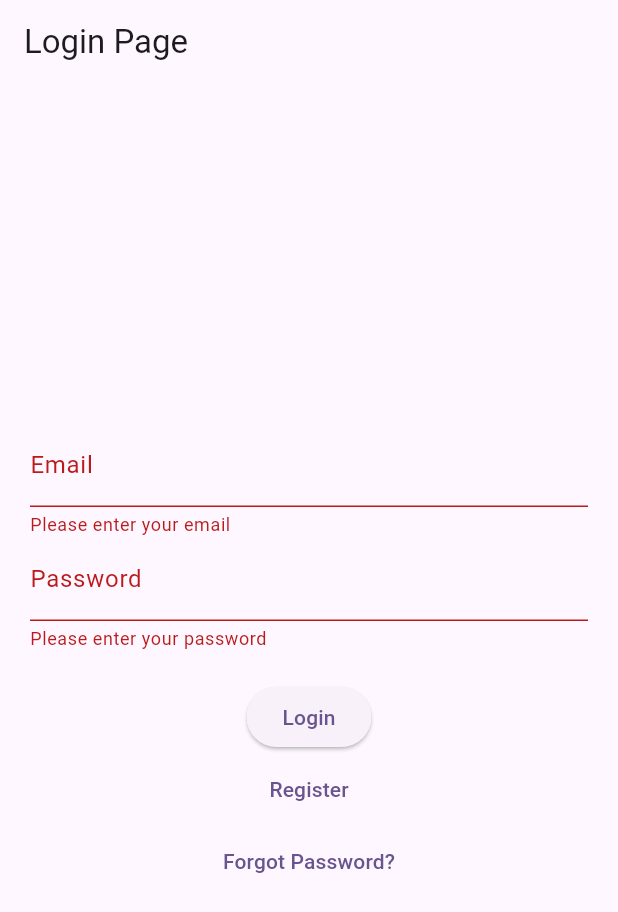
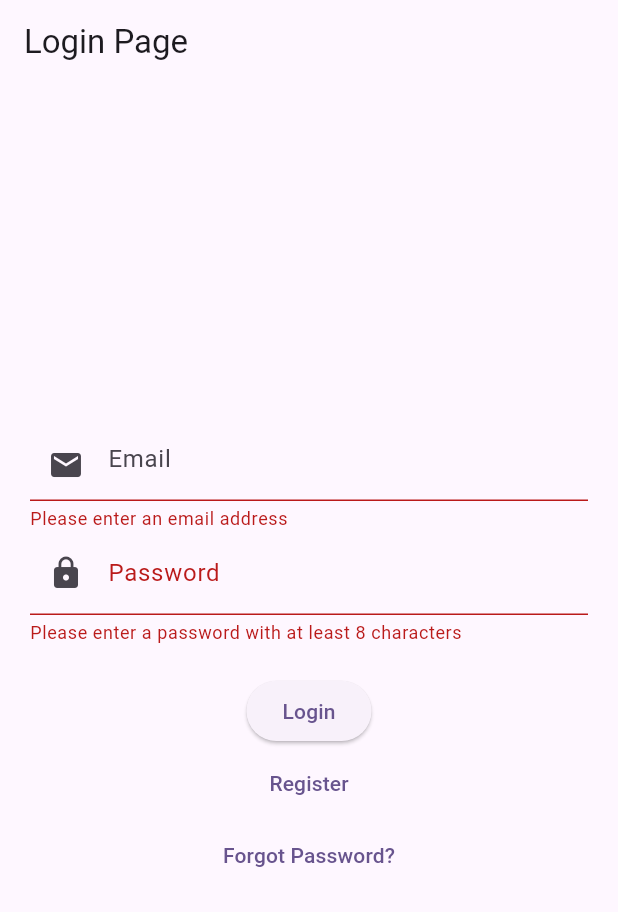
Before and after one commit to moriesdeo/belajar-flutter, a Flutter app: the screen it shows after launch, after a tap on "Login", on a phone screen of 412 x 824 dp. Shown: the top 912 px of the screen. Run offline on Flutter 3.47's test engine with Material 3 defaults, Android fonts, the phone set to English and light mode, and no system bars; our stand-ins replace dio, flutter_secure_storage, get_it.

```diff
--- a/lib/main.dart
+++ b/lib/main.dart
@@ -1,6 +1,7 @@
 import 'package:belajar_flutter/data/data_sources.dart';
 import 'package:belajar_flutter/domain/entities.dart';
 import 'package:belajar_flutter/domain/viewmodel.dart';
+import 'package:belajar_flutter/presentation/componentui.dart';
 import 'package:belajar_flutter/presentation/screens.dart';
 import 'package:flutter/material.dart';
 
@@ -41,8 +42,8 @@ class LoginPage extends StatefulWidget {
 
 class _LoginPageState extends State<LoginPage> {
   final _formKey = GlobalKey<FormState>();
-  String _email = '';
-  String _password = '';
+  final _passwordController = TextEditingController();
+  final _emailValidationModel = ValidationModel(null, null);
 
   MyViewModel viewModel = getit<MyViewModel>();
 
@@ -54,20 +55,21 @@ class _LoginPageState extends State<LoginPage> {
 
   void login(String email, String password) async {
     LoginResponse success = await viewModel.login(email, password);
-    print("Post was successful: ${success.loginResult.name}");
+    if (success.error == false) {
+      Navigator.push(
+          context, MaterialPageRoute(builder: (context) => RegisterPage()));
+    }
   }
 
   @override
   void dispose() {
-    // Dispose viewModel if needed, or handle any cleanup
     super.dispose();
   }
 
   void _submit() {
     if (_formKey.currentState!.validate()) {
       _formKey.currentState!.save();
-      // Logika untuk Login
-      print('Email: $_email, Password: $_password');
+      login(_emailValidationModel.value!, _passwordController.text);
     }
   }
 
@@ -80,26 +82,26 @@ class _LoginPageState extends State<LoginPage> {
         child: Column(
           mainAxisAlignment: MainAxisAlignment.center,
           children: <Widget>[
-            TextFormField(
-              decoration: const InputDecoration(labelText: 'Email'),
+            CustomInputEmail(
+              hintText: 'Email',
+              onSaved: (value) {
+                _emailValidationModel.value = value;
+              },
+              validationModel: _emailValidationModel,
+              prefIcon: const Icon(Icons.email),
+            ),
+            DynamicInputWidget(
+              controller: _passwordController,
+              labelText: 'Password',
+              prefIcon: const Icon(Icons.lock),
+              obscureText: true,
               validator: (value) {
-                if (value == null || value.isEmpty) {
-                  return 'Please enter your email';
+                if (value == null || value.length < 8) {
+                  return 'Please enter a password with at least 8 characters';
                 }
                 return null;
               },
-              onSaved: (value) => _email = value!,
-            ),
-            TextFormField(
-              decoration: const InputDecoration(labelText: 'Password'),
-              obscureText: true,
-              validator: (value) {
-                if (value == null || value.isEmpty) {
-                  return 'Please enter your password';
-                }
-                return null;
-              },
-              onSaved: (value) => _password = value!,
+              focusNode: FocusNode(),
             ),
             const SizedBox(height: 20),
             ElevatedButton(
```
